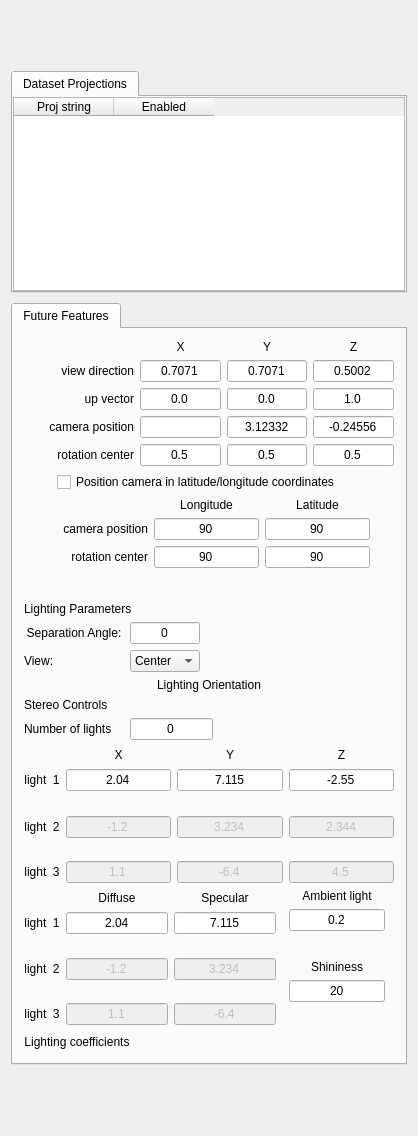
Above: apps/vaporgui/NavigationTab.ui from NCAR/VAPOR before the change. Below: the same form after it.
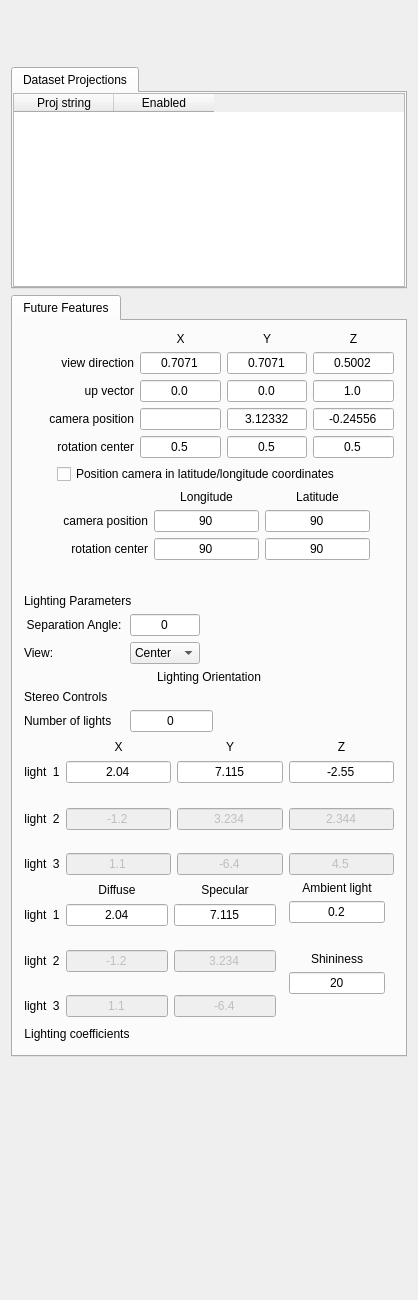
That is the form after the change. Custom widgets are drawn as their Qt base class.

The edit to the form file:
```diff
--- a/apps/vaporgui/NavigationTab.ui
+++ b/apps/vaporgui/NavigationTab.ui
@@ -7,11 +7,11 @@
     <x>0</x>
     <y>0</y>
     <width>418</width>
-    <height>1136</height>
+    <height>1300</height>
    </rect>
   </property>
   <property name="sizePolicy">
-   <sizepolicy hsizetype="MinimumExpanding" vsizetype="Minimum">
+   <sizepolicy hsizetype="Minimum" vsizetype="Minimum">
     <horstretch>0</horstretch>
     <verstretch>0</verstretch>
    </sizepolicy>
@@ -40,15 +40,7 @@
 and the lights that illuminate the
 scene.</string>
   </property>
-  <layout class="QHBoxLayout" name="horizontalLayout">
-   <item>
-    <layout class="QVBoxLayout" name="verticalLayout" stretch="0,0,0,0">
-     <property name="spacing">
-      <number>10</number>
-     </property>
-     <property name="bottomMargin">
-      <number>0</number>
-     </property>
+  <layout class="QVBoxLayout" name="verticalLayout">
      <item>
       <widget class="TransformTable" name="transformTable" native="true">
        <property name="sizePolicy">
@@ -2426,12 +2418,10 @@
        <property name="sizeHint" stdset="0">
         <size>
          <width>20</width>
-         <height>40</height>
+       <height>83</height>
         </size>
        </property>
       </spacer>
-     </item>
-    </layout>
    </item>
   </layout>
  </widget>
```
Left out of the diff: 11 changed lines with no effect on the pictures. Lines whose indentation alone changed are shown as unchanged.
